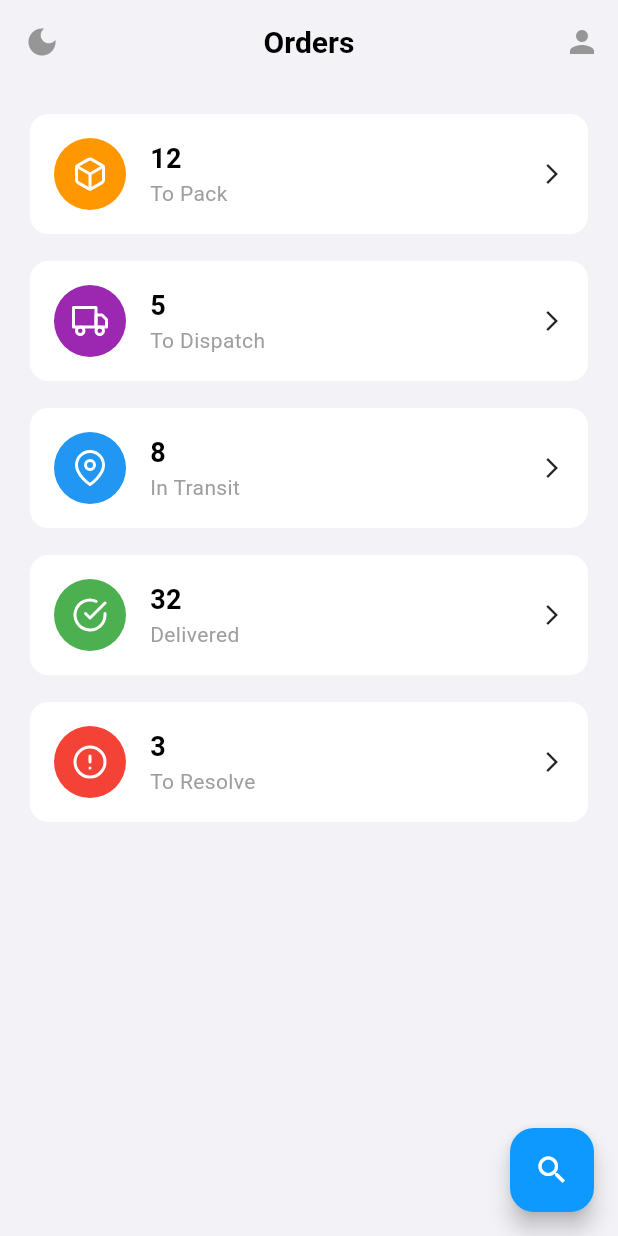
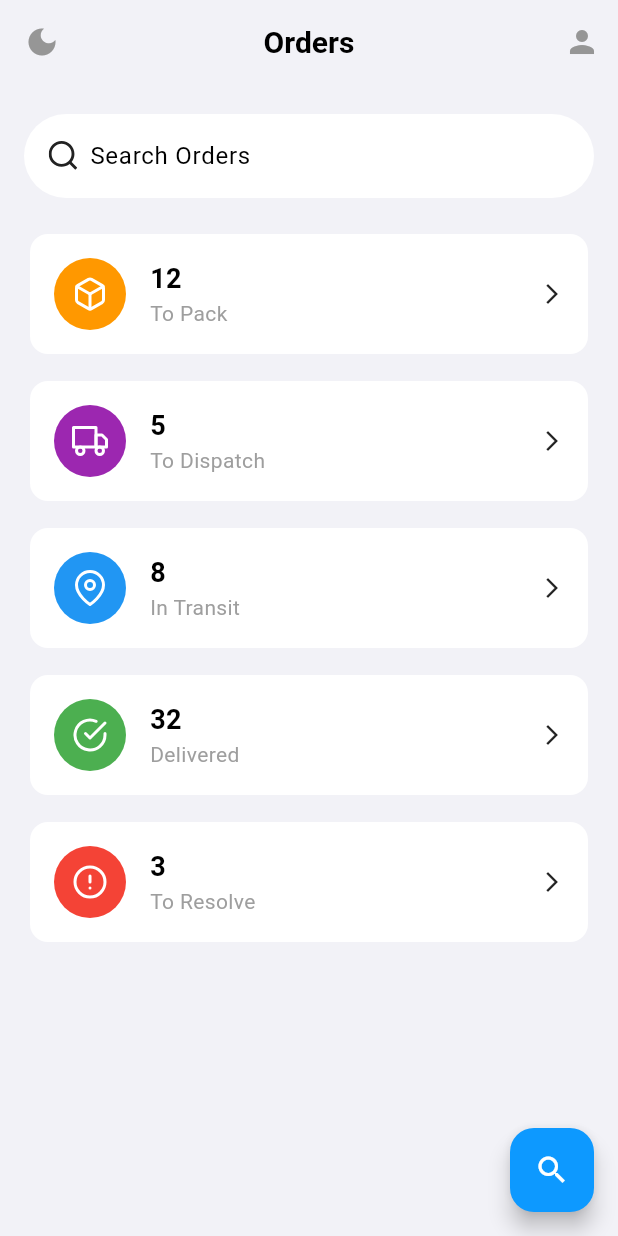
Before and after one commit to SimpliMinimalist/dozo, a Flutter app: the screen it shows after launch, on a phone screen of 412 x 824 dp. Run offline on Flutter 3.47's test engine with Material 3 defaults, Android fonts, the phone set to English and light mode, and no system bars; our stand-ins replace flutter_svg.

Commit message:
refactor: update search bar and theme properties

```diff
--- a/lib/core/themes/dark_theme.dart
+++ b/lib/core/themes/dark_theme.dart
@@ -11,6 +11,9 @@ final darkTheme = ThemeData(
     iconTheme: IconThemeData(color: iconDark),
     titleTextStyle: TextStyle(color: textDark, fontSize: 20, fontWeight: FontWeight.bold)
   ),
+  searchBarTheme: SearchBarThemeData(
+    elevation: WidgetStateProperty.all(0.0),
+  ),
   colorScheme: const ColorScheme.dark(
     primary: primaryDark,
     secondary: primaryDark,
--- a/lib/core/themes/light_theme.dart
+++ b/lib/core/themes/light_theme.dart
@@ -12,6 +12,9 @@ final lightTheme = ThemeData(
     iconTheme: IconThemeData(color: iconLight),
     titleTextStyle: TextStyle(color: textLight, fontSize: 20, fontWeight: FontWeight.bold)
   ),
+  searchBarTheme: SearchBarThemeData(
+    elevation: WidgetStateProperty.all(0.0),
+  ),
   colorScheme: const ColorScheme.light(
     primary: primaryLight,
     secondary: primaryLight,
--- a/lib/features/orders/presentation/views/orders_screen.dart
+++ b/lib/features/orders/presentation/views/orders_screen.dart
@@ -2,6 +2,7 @@ import 'package:flutter/material.dart';
 import 'package:provider/provider.dart';
 import 'package:myapp/core/services/theme_provider.dart';
 import 'package:myapp/features/orders/presentation/widgets/order_summary_card.dart';
+import 'package:myapp/features/orders/presentation/widgets/search_bar_widget.dart';
 
 class OrdersScreen extends StatelessWidget {
   const OrdersScreen({super.key});
@@ -26,12 +27,12 @@ class OrdersScreen extends StatelessWidget {
         ],
       ),
       body: Padding(
-        padding: const EdgeInsets.all(16.0),
-        child: Column(
-          children: [
-            Expanded(
+        padding: const EdgeInsets.symmetric(horizontal: 16.0),
         child: ListView(
           children: const [
+            SizedBox(height: 20),
+            SearchBarWidget(),
+            SizedBox(height: 20),
             OrderSummaryCard(
               iconPath: 'assets/icons/box.svg',
               iconColor: Colors.orange,
@@ -69,9 +70,6 @@ class OrdersScreen extends StatelessWidget {
           ],
         ),
       ),
-          ],
-        ),
-      ),
       floatingActionButton: FloatingActionButton(
         onPressed: () {
           // Add your onPressed code here!
--- /dev/null
+++ b/lib/features/orders/presentation/widgets/search_bar_widget.dart
@@ -0,0 +1,25 @@
+import 'package:flutter/material.dart';
+import 'package:flutter_svg/flutter_svg.dart';
+
+class SearchBarWidget extends StatelessWidget {
+  const SearchBarWidget({super.key});
+
+  @override
+  Widget build(BuildContext context) {
+    return SearchBar(
+      hintText: 'Search Orders',
+      leading: Padding(
+        padding: const EdgeInsets.only(left: 8.0),
+        child: SvgPicture.asset(
+          'assets/icons/search.svg',
+          width: 20,
+          height: 20,
+          colorFilter: ColorFilter.mode(
+            Theme.of(context).iconTheme.color!,
+            BlendMode.srcIn,
+          ),
+        ),
+      ),
+    );
+  }
+}
```
Also changed, not shown: lib/features/orders/presentation/widgets/search_bar.dart (deleted, +0 -37 lines). Lines whose indentation alone changed are shown as unchanged.
